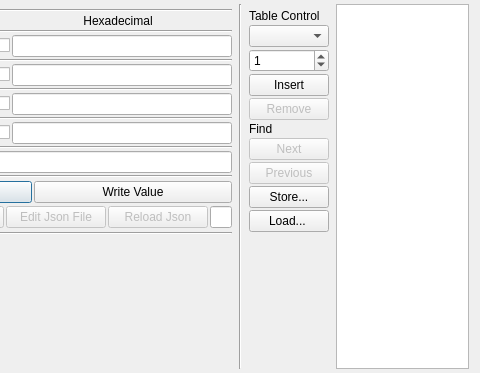
Rolloke/GUI-Apps, file GitView/source/binary_values_view.ui: the form before one commit; both pictures show x 593 to 1073 and y 0 to 373 of the 1073 by 373 pixel window.
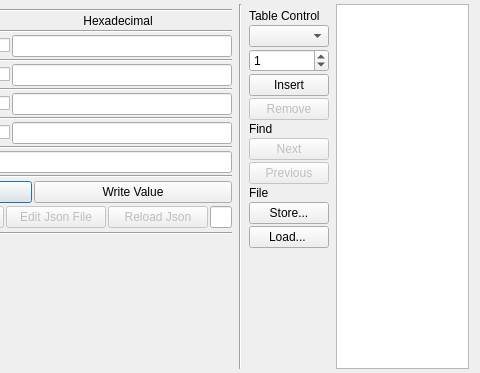
The form after the commit. Icons and pictures are not drawn.

Commit message: comment for Gui elements

Patch:
```diff
--- a/GitView/source/binary_values_view.ui
+++ b/GitView/source/binary_values_view.ui
@@ -1074,6 +1074,13 @@
        </property>
       </widget>
      </item>
+     <item>
+      <widget class="QLabel" name="labelFile">
+       <property name="text">
+        <string>File</string>
+       </property>
+      </widget>
+     </item>
      <item>
       <widget class="QPushButton" name="btnStoreTableContent">
        <property name="text">
```
Left out of the diff: 49 changed lines with no effect on the pictures. The commit also changes 1 other file.
